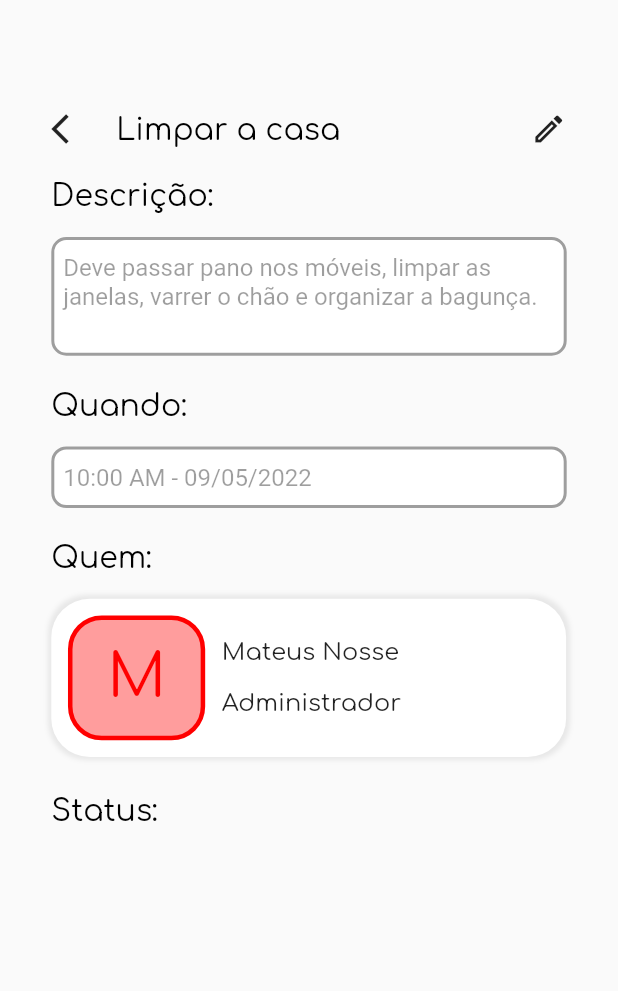
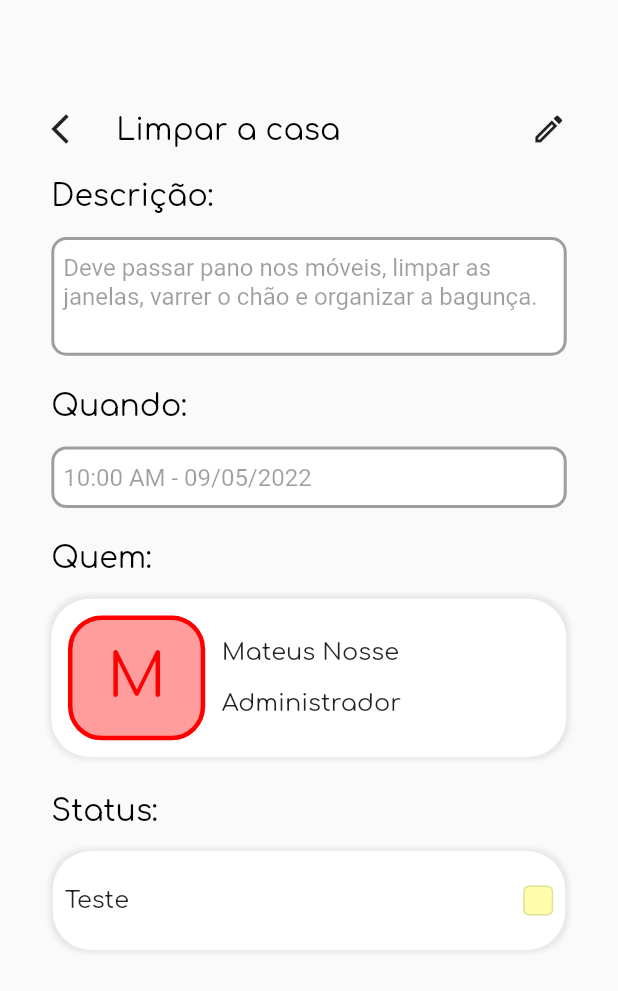
Before and after one commit to juliumnix/tasking, a Flutter app: the screen it shows after launch, on a phone screen of 412 x 824 dp. Shown: the top 991 px of the screen. Run offline on Flutter 3.47's test engine with Material 2 defaults, Android fonts, the light colour scheme and no system bars; our stand-ins replace firebase_auth, firebase_core, flutter_svg, google_fonts, google_sign_in; accounts and stored records are empty.

Commit message:
criando componente de status

```diff
--- a/tasking/lib/views/task_page.dart
+++ b/tasking/lib/views/task_page.dart
@@ -1,5 +1,6 @@
 import 'package:flutter/material.dart';
 import 'package:google_fonts/google_fonts.dart';
+import 'package:tasking/widgets/custom_button_status.dart';
 import 'package:tasking/widgets/custom_input_resizable.dart';
 import 'package:tasking/widgets/custom_tile_person.dart';
 
@@ -118,7 +119,12 @@ class _TaskPageState extends State<TaskPage> {
                       ),
                     ),
                     Container(
-                        height: (MediaQuery.of(context).size.height) * 0.02),
+                      // height: (MediaQuery.of(context).size.height) * 0.02,
+                      child: Padding(
+                        padding: const EdgeInsets.only(top: 15),
+                        child: CustomButtonStatus(title: "Teste"),
+                      ),
+                    ),
                   ],
                 ),
               ),
--- /dev/null
+++ b/tasking/lib/widgets/custom_button_status.dart
@@ -0,0 +1,93 @@
+import 'package:flutter/material.dart';
+import 'package:google_fonts/google_fonts.dart';
+
+class CustomButtonStatus extends StatefulWidget {
+  // final bool hasButton;
+  final String title;
+  // final double hours;
+  // final String url;
+  // final bool? isComplete;
+  // final double verticalPadding;
+  // final double horizontalPadding;
+  // final Function onPressedActivate;
+  // final Function onPressedDesactivate;
+  const CustomButtonStatus({
+    Key? key,
+    // required this.hasButton,
+    required this.title,
+    // required this.hours,
+    // required this.url,
+    // this.isComplete,
+    // required this.verticalPadding,
+    // required this.horizontalPadding,
+    // required this.onPressedActivate,
+    // required this.onPressedDesactivate,
+  }) : super(key: key);
+
+  @override
+  State<CustomButtonStatus> createState() => _CustomButtonStatusState();
+}
+
+class _CustomButtonStatusState extends State<CustomButtonStatus> {
+  bool _isPressed = false;
+
+  @override
+  Widget build(BuildContext context) {
+    return Padding(
+      padding: const EdgeInsets.symmetric(horizontal: 1, vertical: 1),
+      child: Container(
+        decoration: BoxDecoration(
+          borderRadius: BorderRadius.all(
+            Radius.circular((MediaQuery.of(context).size.width) * 0.062),
+          ),
+          boxShadow: [
+            BoxShadow(
+              color: Colors.grey.withOpacity(0.2),
+              spreadRadius: 2,
+              blurRadius: 2, // changes position of shadow
+            ),
+          ],
+          color: Colors.white,
+        ),
+        height: ((MediaQuery.of(context).size.height) * 0.08),
+        width: ((MediaQuery.of(context).size.width) * 0.833),
+        child: Padding(
+          padding: const EdgeInsets.all(8.0),
+          child: Row(
+            children: [
+              SizedBox(
+                width: ((MediaQuery.of(context).size.width) * 0.733),
+                child: Text(
+                  widget.title,
+                  style: TextStyle(
+                      overflow: TextOverflow.ellipsis,
+                      fontFamily: GoogleFonts.comfortaa().fontFamily,
+                      fontSize: 16),
+                ),
+              ),
+              const Spacer(),
+              SizedBox(
+                  width: 20,
+                  height: 20,
+                  child: OutlinedButton(
+                    style: ButtonStyle(
+                        backgroundColor: _isPressed
+                            ? MaterialStateProperty.all(const Color(0xFFEEF2F0))
+                            : MaterialStateProperty.all(
+                                const Color(0xFFFFFFAB))),
+                    onPressed: () {
+                      if (_isPressed) {
+                      } else {}
+                      setState(() {
+                        _isPressed = !_isPressed;
+                      });
+                    },
+                    child: const Text(""),
+                  ))
+            ],
+          ),
+        ),
+      ),
+    );
+  }
+}
```
